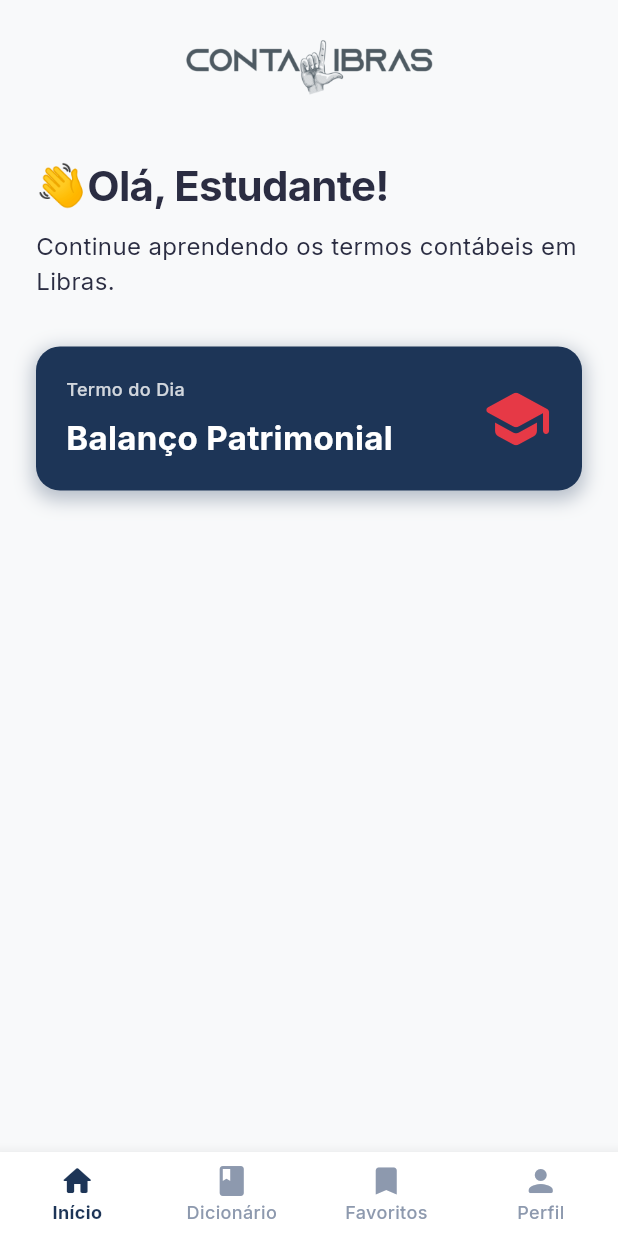
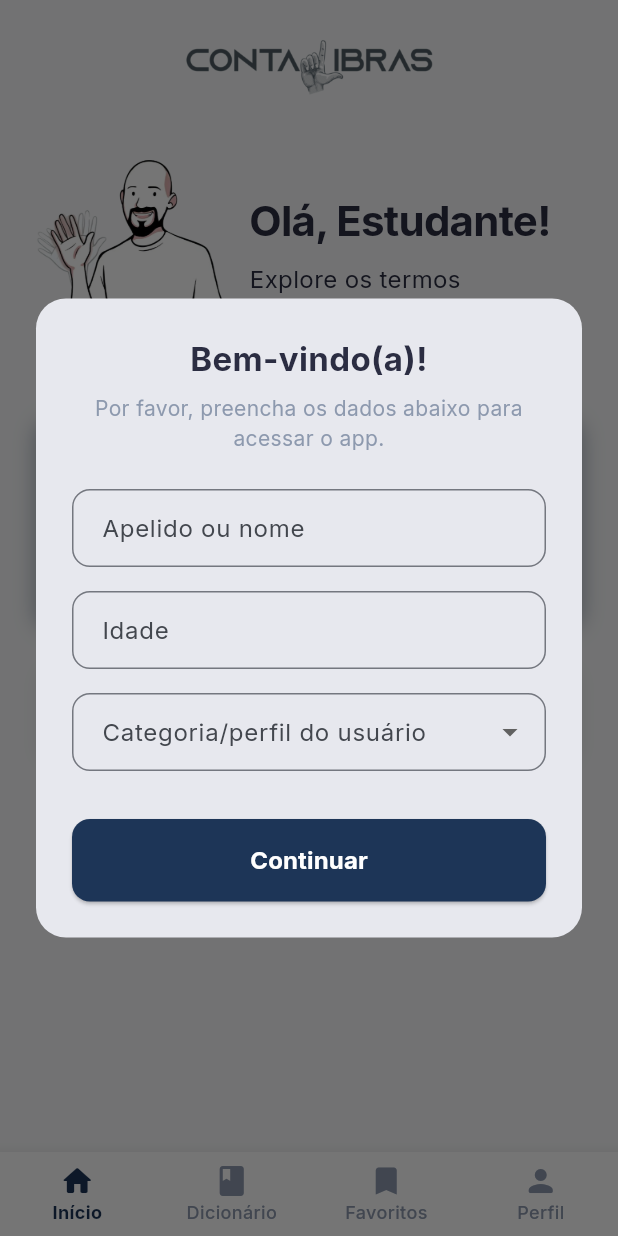
Before and after one commit to gabRochaOliv/contaLibras_v2, a Flutter app: the screen it shows after launch, on a phone screen of 412 x 824 dp. Run offline on Flutter 3.47's test engine with Material 3 defaults, Android fonts, the phone set to English and light mode, and no system bars; our stand-ins replace google_fonts, video_player.

Commit message:
feat: pop-up identificacao e botão avaliação

```diff
--- a/conta_libras_2/lib/ui/screens/home/home_screen.dart
+++ b/conta_libras_2/lib/ui/screens/home/home_screen.dart
@@ -1,12 +1,19 @@
 import 'package:flutter/material.dart';
 import '../../../core/theme/app_colors.dart';
 import '../../../core/theme/app_text_styles.dart';
+import '../dictionary/term_detail_screen.dart';
+import '../../../data/mock/mock_dictionary_repository.dart';
 
 class HomeScreen extends StatelessWidget {
-  const HomeScreen({super.key});
+  final String userName;
+  const HomeScreen({super.key, this.userName = 'Estudante'});
 
   @override
   Widget build(BuildContext context) {
+    final daysSinceEpoch = DateTime.now().difference(DateTime(1970, 1, 1)).inDays;
+    final termIndex = daysSinceEpoch % MockDictionaryRepository.terms.length;
+    final termoDoDia = MockDictionaryRepository.terms[termIndex];
+
     return Scaffold(
       appBar: AppBar(
         toolbarHeight: 80,
@@ -19,18 +26,44 @@ class HomeScreen extends StatelessWidget {
         child: Column(
           crossAxisAlignment: CrossAxisAlignment.start,
           children: [
+            Row(
+              crossAxisAlignment: CrossAxisAlignment.center,
+              children: [
+                Image.asset(
+                  'assets/images/acenando-removebg-preview.png',
+                  height: 140,
+                ),
+                const SizedBox(width: 16),
+                Expanded(
+                  child: Column(
+                    crossAxisAlignment: CrossAxisAlignment.start,
+                    children: [
                       Text(
-              '👋Olá, Estudante!',
+                        'Olá, $userName!',
                         style: AppTextStyles.heading1,
                       ),
                       const SizedBox(height: 8),
                       Text(
-              'Continue aprendendo os termos contábeis em Libras.',
+                        'Explore os termos contábeis em Libras.',
                         style: AppTextStyles.bodyLarge,
                       ),
+                    ],
+                  ),
+                ),
+              ],
+            ),
             const SizedBox(height: 32),
-            Container(
-              padding: const EdgeInsets.all(20),
+            GestureDetector(
+              onTap: () {
+                Navigator.push(
+                  context,
+                  MaterialPageRoute(
+                    builder: (context) => TermDetailScreen(term: termoDoDia),
+                  ),
+                );
+              },
+              child: Container(
+                padding: const EdgeInsets.all(16),
                 decoration: BoxDecoration(
                   color: AppColors.primary,
                   borderRadius: BorderRadius.circular(16),
@@ -53,24 +86,101 @@ class HomeScreen extends StatelessWidget {
                             'Termo do Dia',
                             style: AppTextStyles.label.copyWith(
                               color: AppColors.surface.withOpacity(0.8),
+                              fontSize: 10,
                             ),
                           ),
-                        const SizedBox(height: 8),
+                          const SizedBox(height: 4),
                           Text(
-                          'Balanço Patrimonial',
-                          style: AppTextStyles.heading2.copyWith(color: AppColors.surface),
+                            termoDoDia.title,
+                            style: AppTextStyles.heading3.copyWith(color: AppColors.surface),
+                          ),
+                          const SizedBox(height: 4),
+                          Text(
+                            termoDoDia.concept,
+                            style: AppTextStyles.label.copyWith(color: AppColors.surface.withOpacity(0.9)),
+                            maxLines: 2,
+                            overflow: TextOverflow.ellipsis,
                           ),
                         ],
                       ),
                     ),
+                    const SizedBox(width: 12),
                     const Icon(
                       Icons.school_rounded,
                       color: AppColors.accent,
-                    size: 48,
+                      size: 36,
+                    ),
+                    const SizedBox(width: 8),
+                    Icon(
+                      Icons.arrow_forward_ios_rounded,
+                      color: AppColors.surface.withOpacity(0.5),
+                      size: 14,
                     ),
                   ],
                 ),
               ),
+            ),
+            const SizedBox(height: 24),
+            InkWell(
+              onTap: () {
+                // Future evaluation logic
+              },
+              borderRadius: BorderRadius.circular(16),
+              child: Container(
+                padding: const EdgeInsets.symmetric(horizontal: 16, vertical: 12),
+                decoration: BoxDecoration(
+                  color: AppColors.surface,
+                  borderRadius: BorderRadius.circular(16),
+                  boxShadow: [
+                    BoxShadow(
+                      color: Colors.black.withOpacity(0.05),
+                      blurRadius: 8,
+                      offset: const Offset(0, 2),
+                    ),
+                  ],
+                  border: Border.all(color: Colors.grey.shade200),
+                ),
+                child: Row(
+                  children: [
+                    Container(
+                      padding: const EdgeInsets.all(10),
+                      decoration: BoxDecoration(
+                        color: Colors.amber.withOpacity(0.15),
+                        shape: BoxShape.circle,
+                      ),
+                      child: Icon(
+                        Icons.star_rounded,
+                        color: Colors.amber.shade600,
+                        size: 24,
+                      ),
+                    ),
+                    const SizedBox(width: 16),
+                    Expanded(
+                      child: Column(
+                        crossAxisAlignment: CrossAxisAlignment.start,
+                        children: [
+                          Text(
+                            'Avalie o app',
+                            style: AppTextStyles.bodyLarge.copyWith(fontWeight: FontWeight.bold),
+                          ),
+                          const SizedBox(height: 2),
+                          Text(
+                            'Sua opinião nos ajuda a melhorar!',
+                            style: AppTextStyles.label,
+                          ),
+                        ],
+                      ),
+                    ),
+                    Icon(
+                      Icons.arrow_forward_ios_rounded,
+                      color: Colors.grey.shade400,
+                      size: 14,
+                    ),
+                  ],
+                ),
+              ),
+            ),
+            const SizedBox(height: 32),
           ],
         ),
       ),
--- a/conta_libras_2/lib/ui/screens/main/main_screen.dart
+++ b/conta_libras_2/lib/ui/screens/main/main_screen.dart
@@ -3,6 +3,7 @@ import '../home/home_screen.dart';
 import '../dictionary/dictionary_screen.dart';
 import '../favorites/favorites_screen.dart';
 import '../profile/profile_screen.dart';
+import '../../widgets/first_access_dialog.dart';
 
 class MainScreen extends StatefulWidget {
   const MainScreen({super.key});
@@ -13,13 +14,32 @@ class MainScreen extends StatefulWidget {
 
 class _MainScreenState extends State<MainScreen> {
   int _currentIndex = 0;
+  String _userName = 'Estudante';
 
-  final List<Widget> _screens = [
-    const HomeScreen(),
+  List<Widget> get _screens => [
+    HomeScreen(userName: _userName),
     const DictionaryScreen(),
     const FavoritesScreen(),
     const ProfileScreen(),
   ];
+
+  @override
+  void initState() {
+    super.initState();
+    WidgetsBinding.instance.addPostFrameCallback((_) async {
+      final result = await showDialog<String>(
+        context: context,
+        barrierDismissible: false,
+        barrierColor: Colors.black54,
+        builder: (context) => const FirstAccessDialog(),
+      );
+      if (result != null && result.isNotEmpty && mounted) {
+        setState(() {
+          _userName = result;
+        });
+      }
+    });
+  }
 
   @override
   Widget build(BuildContext context) {
--- /dev/null
+++ b/conta_libras_2/lib/ui/widgets/first_access_dialog.dart
@@ -0,0 +1,161 @@
+import 'package:flutter/material.dart';
+import '../../core/theme/app_colors.dart';
+import '../../core/theme/app_text_styles.dart';
+
+class FirstAccessDialog extends StatefulWidget {
+  const FirstAccessDialog({super.key});
+
+  @override
+  State<FirstAccessDialog> createState() => _FirstAccessDialogState();
+}
+
+class _FirstAccessDialogState extends State<FirstAccessDialog> {
+  final _formKey = GlobalKey<FormState>();
+  final _nameController = TextEditingController();
+  final _ageController = TextEditingController();
+  String? _selectedCategory;
+
+  final List<String> _categories = [
+    'Pessoa surda',
+    'Professor',
+    'Estudante',
+    'Intérprete de Libras',
+    'Outro'
+  ];
+
+  @override
+  void dispose() {
+    _nameController.dispose();
+    _ageController.dispose();
+    super.dispose();
+  }
+
+  void _submit() {
+    if (_formKey.currentState!.validate()) {
+      Navigator.of(context).pop(_nameController.text.trim());
+    }
+  }
+
+  @override
+  Widget build(BuildContext context) {
+    return PopScope(
+      canPop: false,
+      child: Dialog(
+        shape: RoundedRectangleBorder(
+          borderRadius: BorderRadius.circular(20),
+        ),
+        insetPadding: const EdgeInsets.symmetric(horizontal: 24, vertical: 24),
+        child: Padding(
+          padding: const EdgeInsets.all(24.0),
+          child: Form(
+            key: _formKey,
+            child: SingleChildScrollView(
+              child: Column(
+                mainAxisSize: MainAxisSize.min,
+                crossAxisAlignment: CrossAxisAlignment.stretch,
+                children: [
+                  Text(
+                    'Bem-vindo(a)!',
+                    style: AppTextStyles.heading2,
+                    textAlign: TextAlign.center,
+                  ),
+                  const SizedBox(height: 8),
+                  Text(
+                    'Por favor, preencha os dados abaixo para acessar o app.',
+                    style: AppTextStyles.bodyMedium,
+                    textAlign: TextAlign.center,
+                  ),
+                  const SizedBox(height: 24),
+                  TextFormField(
+                    controller: _nameController,
+                    decoration: InputDecoration(
+                      labelText: 'Apelido ou nome',
+                      border: OutlineInputBorder(
+                        borderRadius: BorderRadius.circular(12),
+                      ),
+                      contentPadding: const EdgeInsets.symmetric(horizontal: 16, vertical: 14),
+                    ),
+                    validator: (value) {
+                      if (value == null || value.trim().isEmpty) {
+                        return 'Campo obrigatório';
+                      }
+                      return null;
+                    },
+                  ),
+                  const SizedBox(height: 16),
+                  TextFormField(
+                    controller: _ageController,
+                    keyboardType: TextInputType.number,
+                    decoration: InputDecoration(
+                      labelText: 'Idade',
+                      border: OutlineInputBorder(
+                        borderRadius: BorderRadius.circular(12),
+                      ),
+                      contentPadding: const EdgeInsets.symmetric(horizontal: 16, vertical: 14),
+                    ),
+                    validator: (value) {
+                      if (value == null || value.trim().isEmpty) {
+                        return 'Campo obrigatório';
+                      }
+                      if (int.tryParse(value) == null) {
+                        return 'Idade inválida';
+                      }
+                      return null;
+                    },
+                  ),
+                  const SizedBox(height: 16),
+                  DropdownButtonFormField<String>(
+                    value: _selectedCategory,
+                    decoration: InputDecoration(
+                      labelText: 'Categoria/perfil do usuário',
+                      border: OutlineInputBorder(
+                        borderRadius: BorderRadius.circular(12),
+                      ),
+                      contentPadding: const EdgeInsets.symmetric(horizontal: 16, vertical: 14),
+                    ),
+                    items: _categories.map((category) {
+                      return DropdownMenuItem(
+                        value: category,
+                        child: Text(category),
+                      );
+                    }).toList(),
+                    onChanged: (value) {
+                      setState(() {
+                        _selectedCategory = value;
+                      });
+                    },
+                    validator: (value) {
+                      if (value == null || value.isEmpty) {
+                        return 'Campo obrigatório';
+                      }
+                      return null;
+                    },
+                  ),
+                  const SizedBox(height: 32),
+                  ElevatedButton(
+                    onPressed: _submit,
+                    style: ElevatedButton.styleFrom(
+                      backgroundColor: AppColors.primary,
+                      padding: const EdgeInsets.symmetric(vertical: 16),
+                      shape: RoundedRectangleBorder(
+                        borderRadius: BorderRadius.circular(12),
+                      ),
+                    ),
+                    child: const Text(
+                      'Continuar',
+                      style: TextStyle(
+                        fontSize: 16,
+                        fontWeight: FontWeight.bold,
+                        color: Colors.white,
+                      ),
+                    ),
+                  ),
+                ],
+              ),
+            ),
+          ),
+        ),
+      ),
+    );
+  }
+}
```
Also changed, not shown: conta_libras_2/assets/images/acenando-removebg-preview.png (added), conta_libras_2/assets/images/acenando.png (added). Lines whose indentation alone changed are shown as unchanged.
